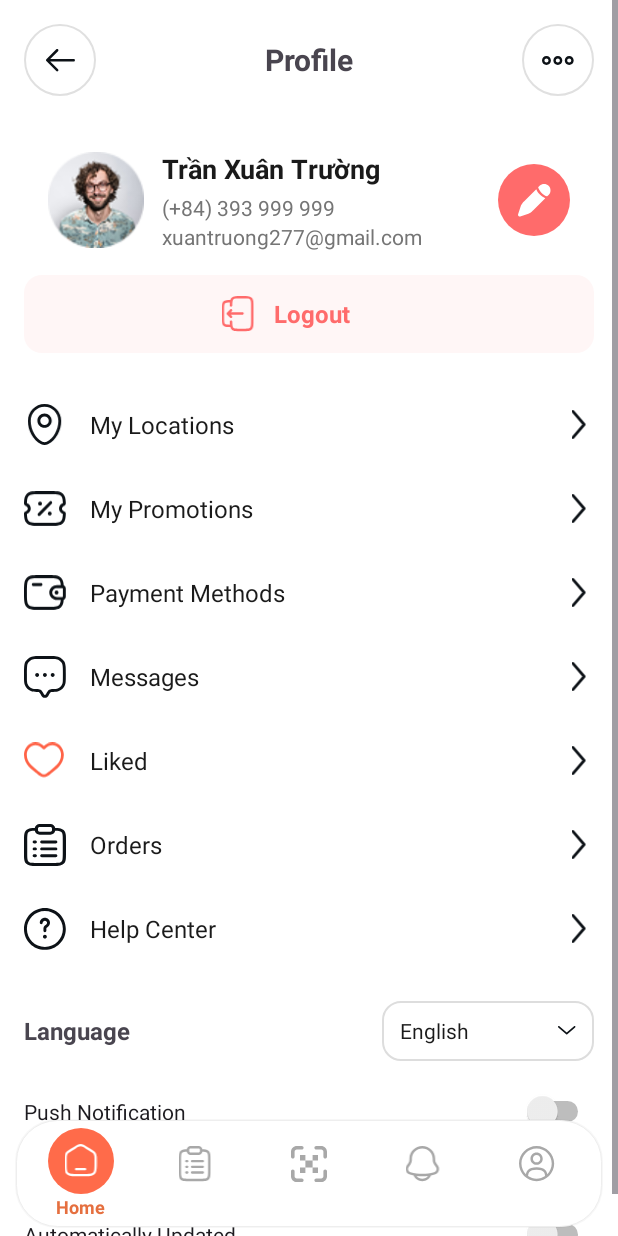
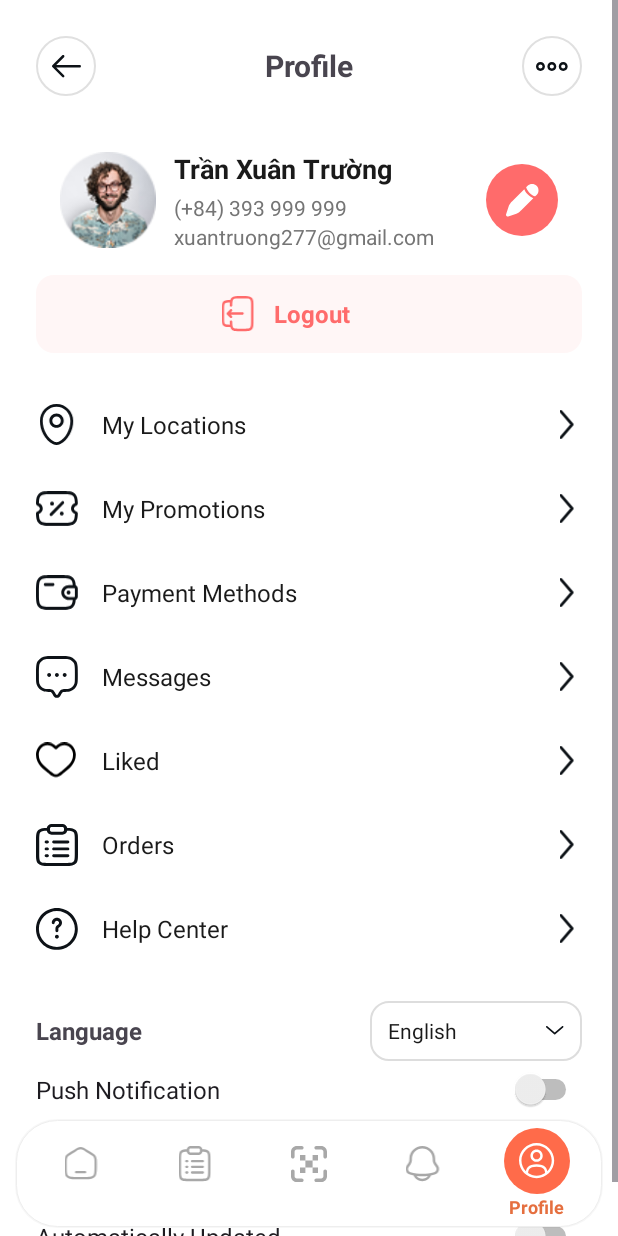
Before and after one commit to TranXuanTruong205/125LTTD01_GroupF4, an Android app: the ProfileFragment screen opened through its navigation route, on a phone screen of 412 x 824 dp. Run offline under Robolectric (Android 15) with nearby library versions, the phone set to English and light mode, and no system bars.

Commit message:
refactor:UI Button Back and Title

```diff
--- a/DINERestaurant-App/app/src/main/java/com/dinerestaurant/app/ui/MainActivity.java
+++ b/DINERestaurant-App/app/src/main/java/com/dinerestaurant/app/ui/MainActivity.java
@@ -97,12 +97,26 @@ public class MainActivity extends AppCompatActivity {
         nav.addOnDestinationChangedListener((controller, destination, arguments) -> {
             if (mainNavFragments.contains(destination.getId())) {
                 bottomNavBar.setVisibility(View.VISIBLE);
+                syncTabSelection(destination.getId());
             } else {
                 bottomNavBar.setVisibility(View.GONE);
             }
         });
     }
-
+    private void syncTabSelection(int destinationId) {
+        // Dựa vào ID của màn hình đang hiển thị, chọn Tab tương ứng
+        if (destinationId == R.id.homeFragment) {
+            selectTab(tabHome);
+        } else if (destinationId == R.id.orderFragment) {
+            selectTab(tabOrder);
+        } else if (destinationId == R.id.scanQRFragment) {
+            selectTab(tabScan);
+        } else if (destinationId == R.id.notificationFragment) {
+            selectTab(tabNotify);
+        } else if (destinationId == R.id.profileFragment) {
+            selectTab(tabProfile);
+        }
+    }
     private void setupClicks() {
         tabHome.setOnClickListener(v -> {
             clearSubScreensBackStack();
--- a/DINERestaurant-App/app/src/main/java/com/dinerestaurant/app/ui/profile/ProfileFragment.java
+++ b/DINERestaurant-App/app/src/main/java/com/dinerestaurant/app/ui/profile/ProfileFragment.java
@@ -5,10 +5,13 @@ import android.os.Bundle;
 import android.view.LayoutInflater;
 import android.view.View;
 import android.view.ViewGroup;
+import android.widget.ImageButton;
 import android.widget.LinearLayout;
 import androidx.fragment.app.Fragment;
 import androidx.fragment.app.FragmentManager;
 import androidx.fragment.app.FragmentTransaction;
+import androidx.navigation.NavController;
+import androidx.navigation.Navigation;
 
 import com.dinerestaurant.app.R;
 import com.dinerestaurant.app.ui.other.LikedFragment;
@@ -25,7 +28,7 @@ public class ProfileFragment extends Fragment {
     private static final int CONTAINER_ID = R.id.nav_host_fragment;
     // Thẻ (Tag) dùng để dọn dẹp Back Stack khi chuyển tab chính
     private static final String BACK_STACK_TAG = "PROFILE_SUB_SCREEN";
-
+    private ImageButton btnback;
     public ProfileFragment() { }
 
     @Override
@@ -39,6 +42,8 @@ public class ProfileFragment extends Fragment {
 
         // 1.5. Ánh xạ btnmessages
         btnMessages = view.findViewById(R.id.btnmessages);
+
+        btnback = view.findViewById(R.id.btnBack);
 
         // 2. Thiết lập OnClickListener cho My Locations
         llMyLocations.setOnClickListener(v -> {
@@ -55,16 +60,22 @@ public class ProfileFragment extends Fragment {
         // 4. Thiết lập OnClickListener cho Messages (Đã sửa logic)
         setupMessagesButton();
 
+        setupBackButton();
         return view;
     }
 
-    // 🚀 HÀM SETUP MESSAGES BUTTON ĐÃ SỬA
     private void setupMessagesButton() {
         if (btnMessages != null) {
             btnMessages.setOnClickListener(v -> {
-                // SỬ DỤNG PHƯƠNG THỨC CHUYỂN FRAGMENT ĐÃ CÓ
-                MessageFragment messageFragment = new MessageFragment();
-                replaceFragment(messageFragment);
+                NavController navController = Navigation.findNavController(v); // Lấy NavController
+                try {
+                    // SỬ DỤNG Navigation Component để chuyển màn hình
+                    // ID này phải được định nghĩa trong Nav Graph của bạn (ví dụ: chuyển từ Home sang Message)
+                    navController.navigate(R.id.action_profileFragment_to_messageFragment);
+                } catch (Exception e) {
+                    // Xử lý lỗi nếu không tìm thấy action
+                    e.printStackTrace();
+                }
             });
         }
     }
@@ -82,4 +93,14 @@ public class ProfileFragment extends Fragment {
 
         transaction.commit();
     }
+
+    private void setupBackButton() {
+        if (btnback != null) {
+            btnback.setOnClickListener(v -> {
+                // Lấy NavController và thực hiện quay lại
+                NavController navController = Navigation.findNavController(v);
+                navController.navigateUp();
+            });
+        }
+    }
 }
--- a/DINERestaurant-App/app/src/main/res/layout/fragment_profile.xml
+++ b/DINERestaurant-App/app/src/main/res/layout/fragment_profile.xml
@@ -10,7 +10,7 @@
         android:layout_width="match_parent"
         android:layout_height="wrap_content"
         android:orientation="vertical"
-        android:padding="16dp">
+        android:padding="24dp">
 
         <!-- HEADER -->
         <LinearLayout
@@ -20,10 +20,11 @@
             android:orientation="horizontal">
 
             <ImageButton
+                android:id="@+id/btnBack"
                 android:src="@drawable/ic_arrow_back"
-                android:layout_width="48dp"
-                android:layout_height="48dp"
-                android:padding="12dp"
+                android:layout_width="40dp"
+                android:layout_height="40dp"
+                android:padding="10dp"
                 android:background="@drawable/fp_bg_circle_shadow"
                 android:contentDescription="Go back" />
 
@@ -39,9 +40,9 @@
 
             <ImageButton
                 android:src="@drawable/ic_more"
-                android:layout_width="48dp"
-                android:layout_height="48dp"
-                android:padding="12dp"
+                android:layout_width="40dp"
+                android:layout_height="40dp"
+                android:padding="10dp"
                 android:background="@drawable/fp_bg_circle_shadow"
                 android:contentDescription="More options" />
 
@@ -262,7 +263,8 @@
                 <ImageView
                     android:layout_width="28dp"
                     android:layout_height="28dp"
-                    android:src="@drawable/ic_heart" />
+                    android:src="@drawable/ic_heart"
+                    app:tint="@color/black"/>
 
                 <TextView
                     android:layout_width="0dp"
@@ -369,24 +371,31 @@
 
 
         <Switch
+            android:layout_width="match_parent"
+            android:layout_height="wrap_content"
+            android:layout_marginTop="5dp"
             android:text="Push Notification"
-            android:layout_width="match_parent"
-            android:layout_marginTop="20dp"
-            android:layout_height="wrap_content"/>
+            android:textSize="16sp" />
 
         <Switch
+            android:layout_width="match_parent"
+            android:layout_height="wrap_content"
+            android:layout_marginTop="5dp"
             android:text="Dark Mode"
-            android:layout_width="match_parent"
-            android:layout_height="wrap_content"/>
+            android:textSize="16sp" />
 
         <Switch
+            android:layout_width="match_parent"
+            android:layout_height="wrap_content"
+            android:layout_marginTop="5dp"
             android:text="Sound"
-            android:layout_width="match_parent"
-            android:layout_height="wrap_content"/>
+            android:textSize="16sp" />
 
         <Switch
+            android:layout_width="match_parent"
+            android:layout_height="wrap_content"
+            android:layout_marginTop="5dp"
             android:text="Automatically Updated"
-            android:layout_width="match_parent"
-            android:layout_height="wrap_content"/>
+            android:textSize="16sp" />
     </LinearLayout>
 </ScrollView>
--- a/DINERestaurant-App/app/src/main/res/layout/fragment_promotions.xml
+++ b/DINERestaurant-App/app/src/main/res/layout/fragment_promotions.xml
@@ -31,7 +31,7 @@
                     android:layout_width="94dp"
                     android:layout_height="match_parent"
                     android:layout_weight="1"
-                    android:background="#FFFFFF"
+                    android:background="@drawable/bg_circle_white"
                     app:srcCompat="@drawable/arrow_left" />
 
                 <TextView
```
Also changed, not shown: DINERestaurant-App/app/src/main/java/com/dinerestaurant/app/ui/orders/OrderFragment.java (+14 -0 lines), DINERestaurant-App/app/src/main/res/layout/activity_profile_setup.xml (+8 -4 lines), DINERestaurant-App/app/src/main/res/layout/fragment_cart.xml (+12 -11 lines), DINERestaurant-App/app/src/main/res/layout/fragment_category.xml (+17 -18 lines), DINERestaurant-App/app/src/main/res/layout/fragment_category_products.xml (+14 -14 lines), DINERestaurant-App/app/src/main/res/layout/fragment_liked.xml (+14 -15 lines), DINERestaurant-App/app/src/main/res/layout/fragment_notification.xml (+6 -7 lines), DINERestaurant-App/app/src/main/res/layout/fragment_order.xml (+11 -8 lines), DINERestaurant-App/app/src/main/res/layout/fragment_order_detail.xml (+10 -7 lines), DINERestaurant-App/app/src/main/res/layout/fragment_payment.xml (+12 -9 lines), DINERestaurant-App/app/src/main/res/layout/fragment_review_list.xml (+14 -15 lines), DINERestaurant-App/app/src/main/res/layout/fragment_special_offers.xml (+14 -14 lines).
